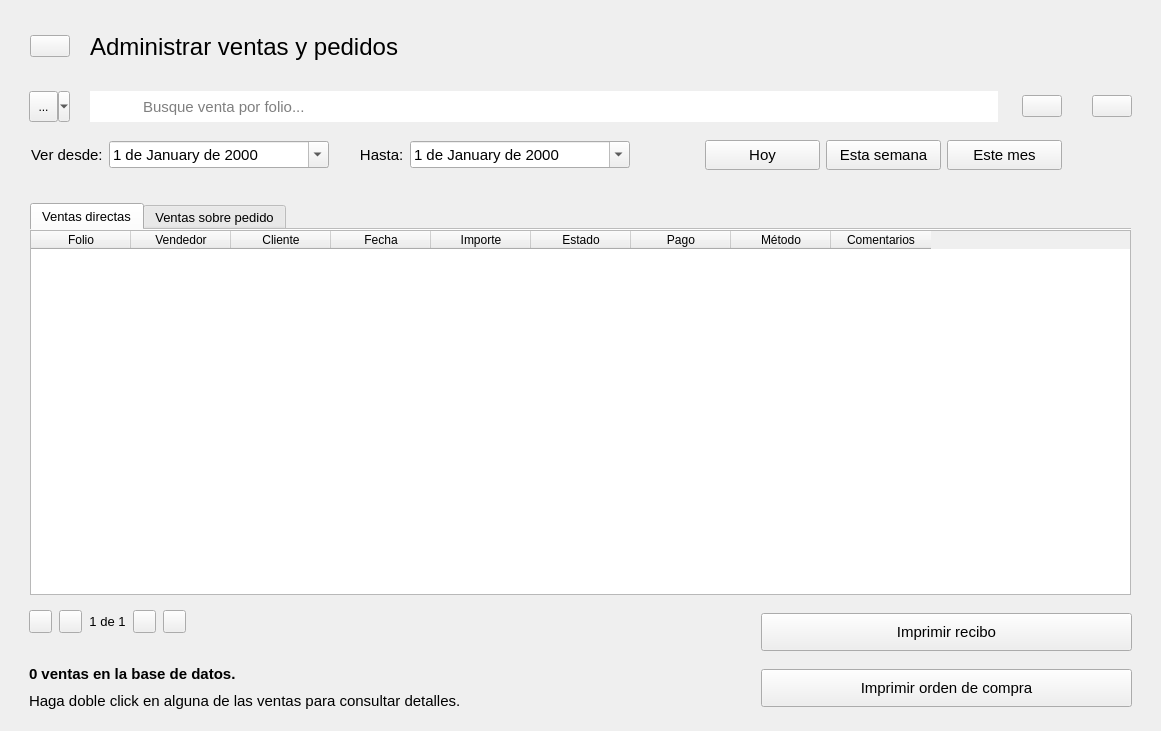
First picture: the form in designer/Ui_AdministrarVentas.ui, repository ivanperez-7/printpos, before the edit.
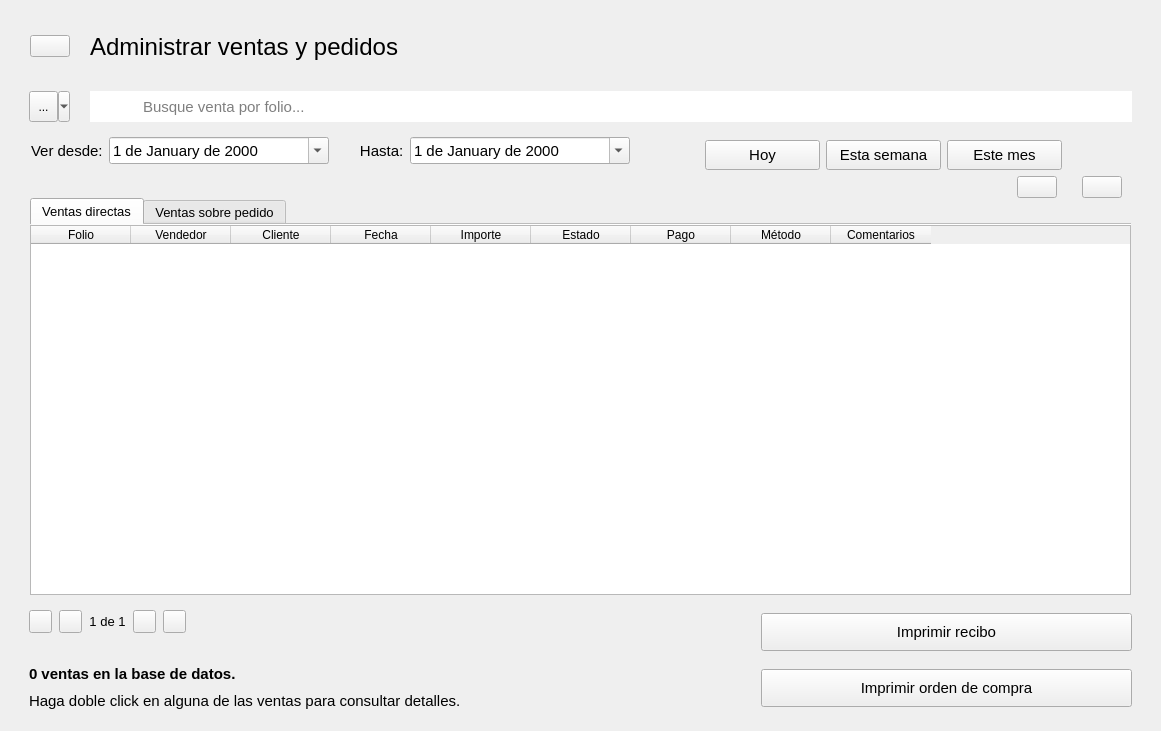
Second picture: the form after the edit. Icons and pictures are not drawn. Custom widgets are drawn as their Qt base class.

```diff
--- a/designer/Ui_AdministrarVentas.ui
+++ b/designer/Ui_AdministrarVentas.ui
@@ -88,6 +88,9 @@
       <property name="spacing">
        <number>0</number>
       </property>
+      <property name="bottomMargin">
+       <number>0</number>
+      </property>
       <item>
        <widget class="QFrame" name="frame_4">
         <property name="styleSheet">
@@ -210,58 +213,6 @@
            </layout>
           </widget>
          </item>
-         <item>
-          <widget class="QFrame" name="frame_7">
-           <property name="styleSheet">
-            <string notr="true">QFrame { border: none; }</string>
-           </property>
-           <property name="frameShape">
-            <enum>QFrame::StyledPanel</enum>
-           </property>
-           <property name="frameShadow">
-            <enum>QFrame::Raised</enum>
-           </property>
-           <layout class="QHBoxLayout" name="horizontalLayout_3">
-            <property name="spacing">
-             <number>30</number>
-            </property>
-            <item>
-             <widget class="ClickableIcon" name="btTerminar">
-              <property name="toolTip">
-               <string>Terminar orden seleccionada</string>
-              </property>
-              <property name="icon">
-               <iconset resource="../resources.qrc">
-                <normaloff>:/img/resources/images/accept.png</normaloff>:/img/resources/images/accept.png</iconset>
-              </property>
-              <property name="iconSize">
-               <size>
-                <width>40</width>
-                <height>40</height>
-               </size>
-              </property>
-             </widget>
-            </item>
-            <item>
-             <widget class="ClickableIcon" name="btCancelar">
-              <property name="toolTip">
-               <string>Marcar venta como cancelada</string>
-              </property>
-              <property name="icon">
-               <iconset resource="../resources.qrc">
-                <normaloff>:/img/resources/images/cancel.png</normaloff>:/img/resources/images/cancel.png</iconset>
-              </property>
-              <property name="iconSize">
-               <size>
-                <width>40</width>
-                <height>40</height>
-               </size>
-              </property>
-             </widget>
-            </item>
-           </layout>
-          </widget>
-         </item>
         </layout>
        </widget>
       </item>
@@ -383,6 +334,9 @@
             <property name="leftMargin">
              <number>60</number>
             </property>
+            <property name="bottomMargin">
+             <number>0</number>
+            </property>
             <item>
              <widget class="QPushButton" name="btHoy">
               <property name="minimumSize">
@@ -451,14 +405,20 @@
    </item>
    <item>
     <widget class="QFrame" name="frame_5">
-     <layout class="QHBoxLayout" name="horizontalLayout_8">
+     <layout class="QGridLayout" name="gridLayout_3">
       <property name="leftMargin">
        <number>19</number>
       </property>
+      <property name="topMargin">
+       <number>0</number>
+      </property>
       <property name="rightMargin">
        <number>19</number>
       </property>
-      <item>
+      <property name="verticalSpacing">
+       <number>0</number>
+      </property>
+      <item row="1" column="0">
        <widget class="QTabWidget" name="tabWidget">
         <property name="font">
          <font>
@@ -632,6 +592,64 @@
         </widget>
        </widget>
       </item>
+      <item row="0" column="0" alignment="Qt::AlignRight">
+       <widget class="QFrame" name="frame_7">
+        <property name="styleSheet">
+         <string notr="true">QFrame { border: none; }</string>
+        </property>
+        <property name="frameShape">
+         <enum>QFrame::StyledPanel</enum>
+        </property>
+        <property name="frameShadow">
+         <enum>QFrame::Raised</enum>
+        </property>
+        <layout class="QHBoxLayout" name="horizontalLayout_3">
+         <property name="spacing">
+          <number>25</number>
+         </property>
+         <property name="topMargin">
+          <number>0</number>
+         </property>
+         <property name="bottomMargin">
+          <number>0</number>
+         </property>
+         <item>
+          <widget class="ClickableIcon" name="btTerminar">
+           <property name="toolTip">
+            <string>Abonar a orden seleccionada</string>
+           </property>
+           <property name="icon">
+            <iconset resource="../resources.qrc">
+             <normaloff>:/img/resources/images/presupuesto.png</normaloff>:/img/resources/images/presupuesto.png</iconset>
+           </property>
+           <property name="iconSize">
+            <size>
+             <width>45</width>
+             <height>45</height>
+            </size>
+           </property>
+          </widget>
+         </item>
+         <item>
+          <widget class="ClickableIcon" name="btCancelar">
+           <property name="toolTip">
+            <string>Marcar venta como cancelada</string>
+           </property>
+           <property name="icon">
+            <iconset resource="../resources.qrc">
+             <normaloff>:/img/resources/images/cancel.png</normaloff>:/img/resources/images/cancel.png</iconset>
+           </property>
+           <property name="iconSize">
+            <size>
+             <width>40</width>
+             <height>40</height>
+            </size>
+           </property>
+          </widget>
+         </item>
+        </layout>
+       </widget>
+      </item>
      </layout>
     </widget>
    </item>
```
